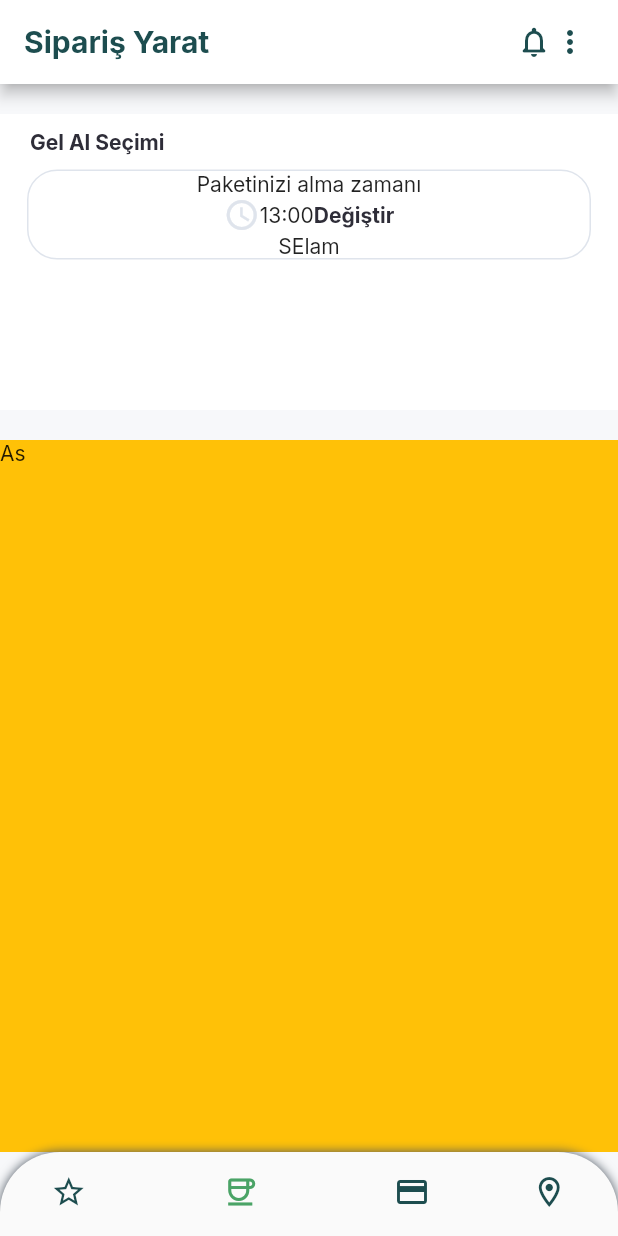
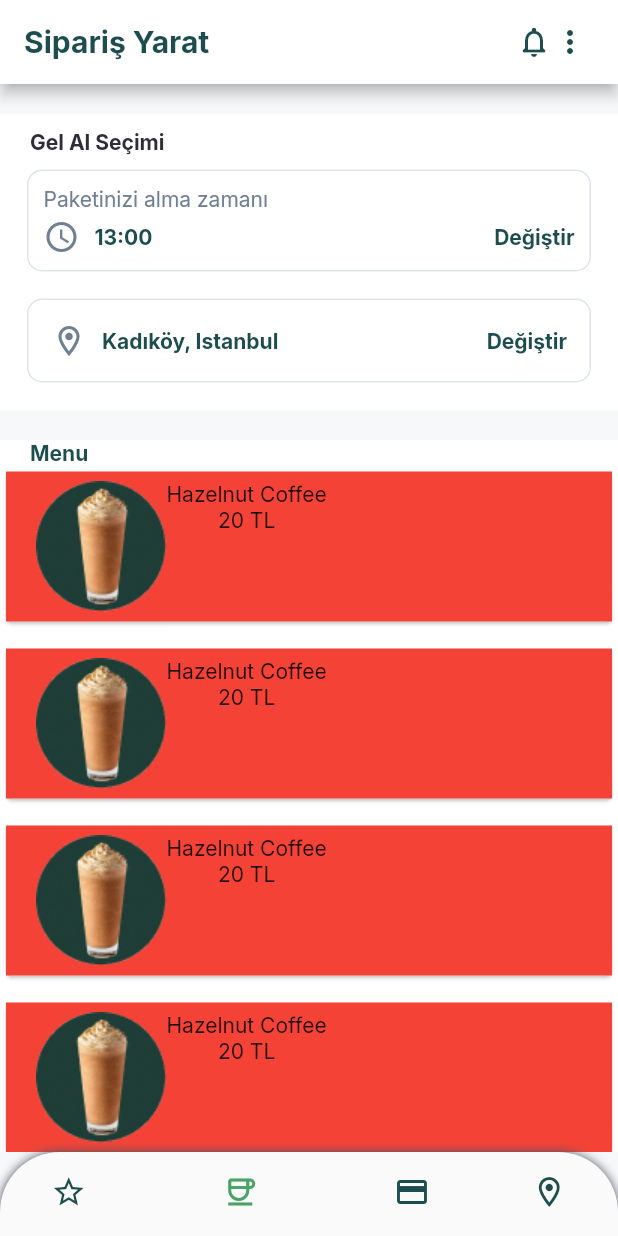
Before and after one commit to dogukangulyasar/starbucks-mobile-app-ui, a Flutter app: the screen it shows after launch, item 2 of the bottom bar chosen, on a phone screen of 412 x 824 dp. Run offline on Flutter 3.47's test engine with Material 2 defaults, Android fonts, the phone set to English and light mode, and no system bars; our stand-ins replace google_fonts, hexcolor.

Commit message:
STB-105 - Order screen location completed

```diff
--- a/lib/constants/colors.dart
+++ b/lib/constants/colors.dart
@@ -5,3 +5,4 @@ const String dark = "#2E2D38";
 const String mainGreen = "#4AA366";
 const String background = "#F7F8FA";
 const String buttonGrey = "#DFE4EC";
+const String grey = "#6F8094";
--- a/lib/screens/order/order_screen.dart
+++ b/lib/screens/order/order_screen.dart
@@ -1,6 +1,8 @@
 import 'package:flutter/material.dart';
 import 'package:hexcolor/hexcolor.dart';
 import 'package:starbucks_mobile_app_ui/constants/colors.dart';
+import 'package:starbucks_mobile_app_ui/screens/order/widgets/list_item_widget.dart';
+import 'package:starbucks_mobile_app_ui/screens/order/widgets/packet_details_widget.dart';
 
 class OrderScreen extends StatefulWidget {
   const OrderScreen({super.key});
@@ -15,80 +17,44 @@ class _OrderScreenState extends State<OrderScreen> {
     return Center(
       child: Column(
         children: [
+          const PacketDetails(),
           Expanded(
-            flex: 1,
-            child: Padding(
-              padding: const EdgeInsets.only(top: 20, bottom: 20),
+            flex: 2,
             child: Container(
+              height: MediaQuery.of(context).size.height,
               width: double.infinity,
               color: Colors.white,
+              child: SizedBox(
+                height: MediaQuery.of(context).size.height,
+                child: SingleChildScrollView(
                   child: Column(
-                  crossAxisAlignment: CrossAxisAlignment.start,
                     children: [
-                    // Text Row [Gel Al Seçimi]
                       Padding(
-                      padding: const EdgeInsets.fromLTRB(20, 10, 20, 10),
-                      child: Text(
-                        "Gel Al Seçimi",
+                        padding: const EdgeInsets.only(left: 20),
+                        child: Row(
+                          children: [
+                            Text(
+                              "Menu",
                               style: TextStyle(
-                          color: HexColor(dark),
-                          fontWeight: FontWeight.bold,
+                                  color: HexColor(darkGreen),
+                                  fontWeight: FontWeight.bold),
+                            ),
+                          ],
                         ),
                       ),
-                    ),
-                    // Time row
-                    Padding(
-                      padding: const EdgeInsets.symmetric(horizontal: 18),
-                      child: Container(
-                        decoration: BoxDecoration(
-                          border: Border.all(
-                            width: 1,
-                            color: HexColor(buttonGrey),
-                          ),
-                          borderRadius: BorderRadius.circular(20),
-                        ),
-                        child: Column(
-                          mainAxisAlignment: MainAxisAlignment.end,
-                          children: [
-                            const Text("Paketinizi alma zamanı"),
-                            Row(
-                              mainAxisAlignment: MainAxisAlignment.center,
-                              children: [
-                                Icon(
-                                  Icons.watch_later_outlined,
-                                  color: HexColor(buttonGrey),
-                                ),
-                                const Text("13:00"),
-                                Text(
-                                  "Değiştir",
-                                  textAlign: TextAlign.end,
-                                  style: TextStyle(
-                                    color: HexColor(dark),
-                                    fontWeight: FontWeight.bold,
-                                  ),
-                                )
-                              ],
-                            ),
-                            const Text("SElam"),
+                      // TODO: Make horizontal list in here
+                      const ListItem(),
+                      const ListItem(),
+                      const ListItem(),
+                      const ListItem(),
+                      const ListItem(),
+                      const ListItem(),
+                      const ListItem(),
+                      const ListItem(),
                     ],
                   ),
                 ),
               ),
-                    // Location row
-                    Row(
-                      children: [],
-                    ),
-                  ],
-                ),
-              ),
-            ),
-          ),
-          Expanded(
-            flex: 2,
-            child: Container(
-              width: double.infinity,
-              color: Colors.amber,
-              child: const Text("As"),
             ),
           ),
         ],
--- /dev/null
+++ b/lib/screens/order/widgets/list_item_widget.dart
@@ -0,0 +1,44 @@
+import 'package:flutter/material.dart';
+
+class ListItem extends StatefulWidget {
+  const ListItem({super.key});
+
+  @override
+  State<ListItem> createState() => _ListItemState();
+}
+
+class _ListItemState extends State<ListItem> {
+  @override
+  Widget build(BuildContext context) {
+    return Padding(
+      padding: const EdgeInsets.only(bottom: 10),
+      child: Card(
+        child: Container(
+          width: double.infinity,
+          height: 100,
+          color: Colors.red,
+          child: Padding(
+            padding: const EdgeInsets.symmetric(horizontal: 20),
+            child: Column(
+              mainAxisAlignment: MainAxisAlignment.center,
+              children: [
+                Row(
+                  crossAxisAlignment: CrossAxisAlignment.start,
+                  children: [
+                    Image.asset("assets/images/coffee_image.png"),
+                    Column(
+                      children: const [
+                        Text("Hazelnut Coffee"),
+                        Text("20 TL"),
+                      ],
+                    ),
+                  ],
+                ),
+              ],
+            ),
+          ),
+        ),
+      ),
+    );
+  }
+}
--- /dev/null
+++ b/lib/screens/order/widgets/packet_details_widget.dart
@@ -0,0 +1,160 @@
+import 'package:flutter/material.dart';
+import 'package:hexcolor/hexcolor.dart';
+import 'package:starbucks_mobile_app_ui/constants/colors.dart';
+
+class PacketDetails extends StatelessWidget {
+  const PacketDetails({super.key});
+
+  @override
+  Widget build(BuildContext context) {
+    return Expanded(
+      flex: 1,
+      child: Padding(
+        padding: const EdgeInsets.only(top: 20, bottom: 20),
+        child: Container(
+          width: double.infinity,
+          color: Colors.white,
+          child: Column(
+            crossAxisAlignment: CrossAxisAlignment.start,
+            children: [
+              // Text Row [Gel Al Seçimi]
+              Padding(
+                padding: const EdgeInsets.fromLTRB(20, 10, 20, 10),
+                child: Text(
+                  "Gel Al Seçimi",
+                  style: TextStyle(
+                    color: HexColor(dark),
+                    fontWeight: FontWeight.bold,
+                  ),
+                ),
+              ),
+              // Time row
+              Padding(
+                padding: const EdgeInsets.symmetric(horizontal: 18),
+                child: Container(
+                  decoration: BoxDecoration(
+                    border: Border.all(
+                      width: 1,
+                      color: HexColor(buttonGrey),
+                    ),
+                    borderRadius: BorderRadius.circular(10),
+                  ),
+                  child: Padding(
+                    padding: const EdgeInsets.all(10),
+                    child: Column(
+                      children: [
+                        Padding(
+                          padding: const EdgeInsets.only(bottom: 5),
+                          child: Row(
+                            mainAxisAlignment: MainAxisAlignment.center,
+                            children: [
+                              Expanded(
+                                child: Text(
+                                  "Paketinizi alma zamanı",
+                                  textAlign: TextAlign.start,
+                                  style: TextStyle(color: HexColor(grey)),
+                                ),
+                              ),
+                            ],
+                          ),
+                        ),
+                        Row(
+                          children: [
+                            Padding(
+                              padding: const EdgeInsets.only(right: 10),
+                              child: Icon(
+                                Icons.access_time_outlined,
+                                color: HexColor(grey),
+                              ),
+                            ),
+                            Text(
+                              "13:00",
+                              style: TextStyle(
+                                color: HexColor(darkGreen),
+                                fontWeight: FontWeight.bold,
+                              ),
+                            ),
+                            Expanded(
+                              child: GestureDetector(
+                                onTap: () {
+                                  print("Clicked değiştir");
+                                },
+                                child: Text(
+                                  "Değiştir",
+                                  style: TextStyle(
+                                      color: HexColor(darkGreen),
+                                      fontWeight: FontWeight.bold),
+                                  textAlign: TextAlign.end,
+                                ),
+                              ),
+                            )
+                          ],
+                        )
+                      ],
+                    ),
+                  ),
+                ),
+              ),
+              // Location row
+              Padding(
+                padding: const EdgeInsets.all(18),
+                child: Container(
+                  decoration: BoxDecoration(
+                    border: Border.all(
+                      width: 1,
+                      color: HexColor(buttonGrey),
+                    ),
+                    borderRadius: BorderRadius.circular(10),
+                  ),
+                  child: Padding(
+                    padding: const EdgeInsets.all(5),
+                    child: Column(
+                      mainAxisAlignment: MainAxisAlignment.center,
+                      children: [
+                        Padding(
+                          padding: const EdgeInsets.all(10),
+                          child: Row(
+                            children: [
+                              Padding(
+                                padding: const EdgeInsets.only(right: 10),
+                                child: Icon(
+                                  Icons.location_on_outlined,
+                                  color: HexColor(grey),
+                                ),
+                              ),
+                              Text(
+                                "Kadıköy, Istanbul",
+                                style: TextStyle(
+                                  fontWeight: FontWeight.bold,
+                                  color: HexColor(darkGreen),
+                                ),
+                              ),
+                              Expanded(
+                                child: GestureDetector(
+                                  onTap: () {
+                                    print("Clicked on değiştir location");
+                                  },
+                                  child: Text(
+                                    "Değiştir",
+                                    textAlign: TextAlign.end,
+                                    style: TextStyle(
+                                        color: HexColor(darkGreen),
+                                        fontWeight: FontWeight.bold),
+                                  ),
+                                ),
+                              )
+                            ],
+                          ),
+                        )
+                      ],
+                    ),
+                  ),
+                ),
+              ),
+            ],
+          ),
+        ),
+      ),
+    );
+  }
+}
--- a/lib/screens/star/star_screen.dart
+++ b/lib/screens/star/star_screen.dart
@@ -1,8 +1,8 @@
 import 'package:flutter/material.dart';
 import 'package:hexcolor/hexcolor.dart';
 import 'package:starbucks_mobile_app_ui/constants/colors.dart';
-import 'package:starbucks_mobile_app_ui/screens/star/draggable_scrollable.dart';
-import 'package:starbucks_mobile_app_ui/screens/star/money_card.dart';
+import 'package:starbucks_mobile_app_ui/screens/star/widgets/draggable_scrollable.dart';
+import 'package:starbucks_mobile_app_ui/screens/star/widgets/money_card.dart';
 
 class StarScreen extends StatefulWidget {
   const StarScreen({super.key});
```
Also changed, not shown: assets/images/coffee_image.png (added), lib/screens/star/widgets/draggable_scrollable.dart (renamed from lib/screens/star/draggable_scrollable.dart), lib/screens/star/widgets/money_card.dart (renamed from lib/screens/star/money_card.dart). Lines whose indentation alone changed are shown as unchanged.
